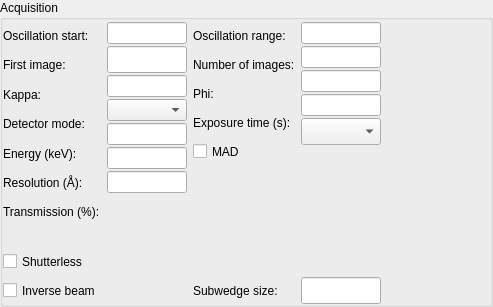
Above: Bricks/widgets/ui_files/Qt4_acquisition_widget_vertical_layout.ui from mxcube/mxcubeqt before the change. Below: the same form after it.
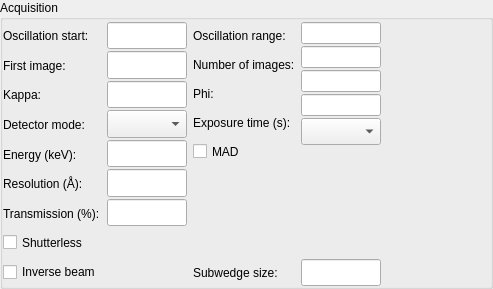
That is the form after the change.

What changed in the file:
```diff
--- a/Bricks/widgets/ui_files/Qt4_acquisition_widget_vertical_layout.ui
+++ b/Bricks/widgets/ui_files/Qt4_acquisition_widget_vertical_layout.ui
@@ -7,7 +7,7 @@
     <x>0</x>
     <y>0</y>
     <width>493</width>
-    <height>307</height>
+    <height>289</height>
    </rect>
   </property>
   <property name="sizePolicy">
@@ -216,22 +216,6 @@
               </property>
              </widget>
             </item>
-            <item>
-             <spacer name="verticalSpacer">
-              <property name="orientation">
-               <enum>Qt::Vertical</enum>
-              </property>
-              <property name="sizeType">
-               <enum>QSizePolicy::Fixed</enum>
-              </property>
-              <property name="sizeHint" stdset="0">
-               <size>
-                <width>20</width>
-                <height>20</height>
-               </size>
-              </property>
-             </spacer>
-            </item>
             <item>
              <widget class="QCheckBox" name="shutterless_cbx">
               <property name="minimumSize">
@@ -406,10 +390,13 @@
               <property name="orientation">
                <enum>Qt::Vertical</enum>
               </property>
+              <property name="sizeType">
+               <enum>QSizePolicy::Fixed</enum>
+              </property>
               <property name="sizeHint" stdset="0">
                <size>
                 <width>20</width>
-                <height>40</height>
+                <height>60</height>
                </size>
               </property>
              </spacer>
```
